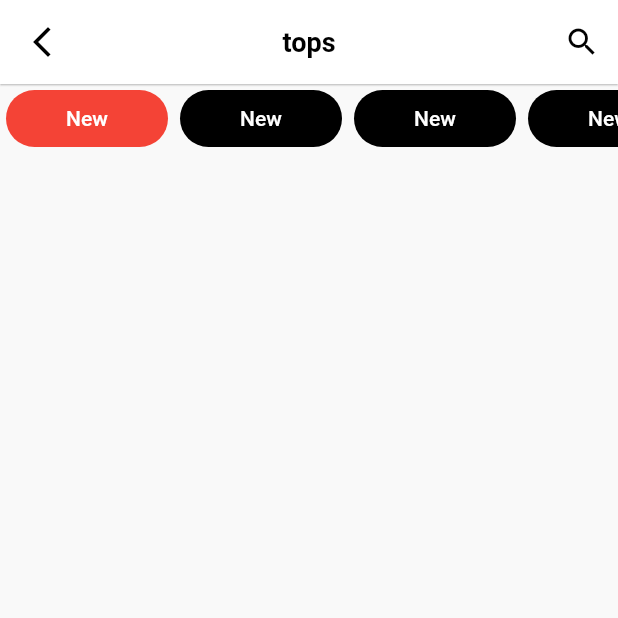
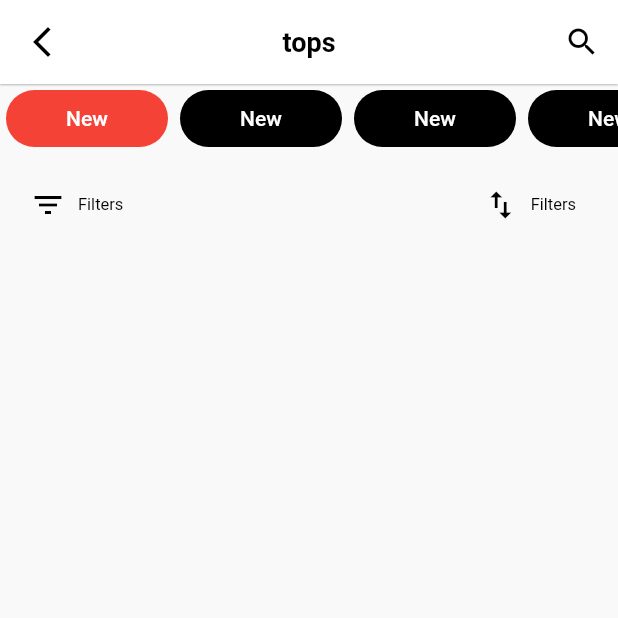
Before and after one commit to 3khaled3/foryou_ecommerceApp, a Flutter app: the screen it shows after launch, on a phone screen of 412 x 824 dp, the top half of it. Run offline on Flutter 3.47's test engine with Material 2 defaults, Android fonts, the phone set to English and light mode, and no system bars; drawn by our look-alikes of buttons_tabbar.

Commit message:
createFilterRow

```diff
--- a/lib/features/CategoriesFind/presentation/categoriesFind_view.dart
+++ b/lib/features/CategoriesFind/presentation/categoriesFind_view.dart
@@ -1,8 +1,8 @@
-import 'package:buttons_tabbar/buttons_tabbar.dart';
+// ignore_for_file: file_names
+
+import '../../../constant.dart';
+import 'widget/CategorieFindAppBar.dart';
 import 'package:flutter/material.dart';
-import '../../../constant.dart';
-import '../../../core/widget/customElevationButtom.dart';
-import 'widget/CategorieFindAppBar.dart';
 import 'widget/tabstogel.dart';
 
 class CategoriesFindView extends StatelessWidget {
@@ -13,10 +13,54 @@ class CategoriesFindView extends StatelessWidget {
     return Scaffold(
       backgroundColor: kPrimaryColor,
       appBar: CategorieFindAppBar(),
-      body: const SingleChildScrollView(
-        physics: BouncingScrollPhysics(),
+      body: SingleChildScrollView(
+        physics: const BouncingScrollPhysics(),
         child: Column(
-          children: [tabstogel()],
+          children: [
+            const tabstogel(),
+            Row(
+              children: [
+                Padding(
+                  padding: const EdgeInsets.all(20.0),
+                  child: GestureDetector(
+                    onTap: () {},
+                    child: const Row(
+                      children: [
+                        Icon(Icons.filter_list, color: Colors.black),
+                        Padding(
+                          padding: EdgeInsets.all(8.0),
+                          child: Text("Filters",
+                              style: TextStyle(
+                                  color: Colors.black,
+                                  fontWeight: FontWeight.w400,
+                                  fontSize: 11)),
+                        )
+                      ],
+                    ),
+                  ),
+                ),
+                const Spacer(),
+                Padding(
+                  padding: const EdgeInsets.all(20.0),
+                  child: GestureDetector(
+                    child: const Row(
+                      children: [
+                        Icon(Icons.swap_vert_sharp, color: Colors.black),
+                        Padding(
+                          padding: EdgeInsets.all(8.0),
+                          child: Text("Filters",
+                              style: TextStyle(
+                                  color: Colors.black,
+                                  fontWeight: FontWeight.w400,
+                                  fontSize: 11)),
+                        )
+                      ],
+                    ),
+                  ),
+                )
+              ],
+            )
+          ],
         ),
       ),
     );
```
